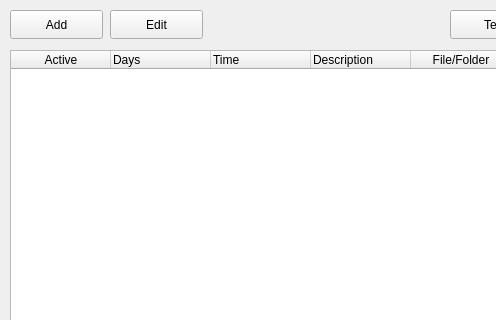
Above: mainwindow.ui from raaleksandr/SchoolBellWithMusic before the change; both pictures show x 0 to 496 and y 0 to 320 of the 839 by 620 pixel window. Below: the same form after it.
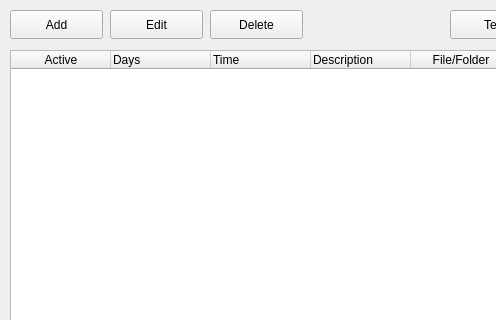
That is the form after the change.

Commit message: Program now can add, edit and delete records and also save them before runs

Patch:
```diff
--- a/mainwindow.ui
+++ b/mainwindow.ui
@@ -103,6 +103,19 @@
      <string>Edit</string>
     </property>
    </widget>
+   <widget class="QPushButton" name="deletePushButton">
+    <property name="geometry">
+     <rect>
+      <x>210</x>
+      <y>10</y>
+      <width>93</width>
+      <height>29</height>
+     </rect>
+    </property>
+    <property name="text">
+     <string>Delete</string>
+    </property>
+   </widget>
   </widget>
   <widget class="QMenuBar" name="menubar">
    <property name="geometry">
```
The commit also changes 8 other files.
